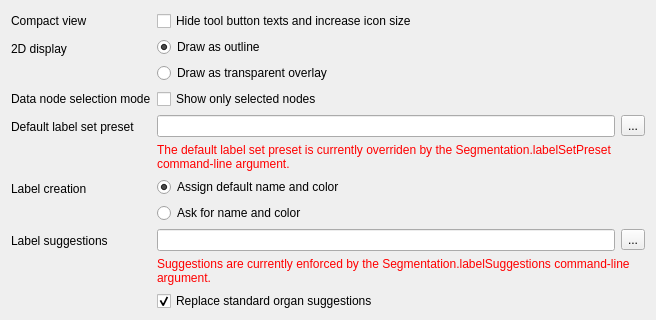
MITK/MITK, file Plugins/org.mitk.gui.qt.segmentation/src/QmitkSegmentationPreferencePageControls.ui: the form before one commit; both pictures show x 0 to 656 and y 0 to 320 of the 656 by 779 pixel window.
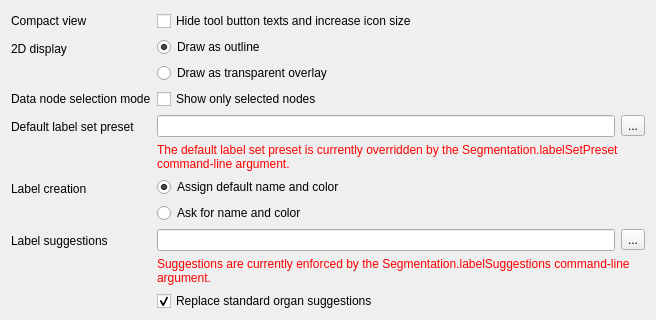
The form after the commit.

Diff of the .ui file:
```diff
--- a/Plugins/org.mitk.gui.qt.segmentation/src/QmitkSegmentationPreferencePageControls.ui
+++ b/Plugins/org.mitk.gui.qt.segmentation/src/QmitkSegmentationPreferencePageControls.ui
@@ -105,7 +105,7 @@
      <item row="1" column="0" colspan="2">
       <widget class="QLabel" name="labelSetPresetCmdLineArgLabel">
        <property name="text">
-        <string>&lt;html&gt;&lt;head/&gt;&lt;body&gt;&lt;p&gt;&lt;span style=&quot; color:#ff0000;&quot;&gt;The default label set preset is currently overriden by the &lt;/span&gt;&lt;span style=&quot; font-family:'Courier New'; color:#ff0000;&quot;&gt;Segmentation.labelSetPreset&lt;/span&gt;&lt;span style=&quot; color:#ff0000;&quot;&gt; command-line argument.&lt;/span&gt;&lt;/p&gt;&lt;/body&gt;&lt;/html&gt;</string>
+        <string>&lt;html&gt;&lt;head/&gt;&lt;body&gt;&lt;p&gt;&lt;span style=&quot; color:#ff0000;&quot;&gt;The default label set preset is currently overridden by the &lt;/span&gt;&lt;span style=&quot; font-family:'Courier New'; color:#ff0000;&quot;&gt;Segmentation.labelSetPreset&lt;/span&gt;&lt;span style=&quot; color:#ff0000;&quot;&gt; command-line argument.&lt;/span&gt;&lt;/p&gt;&lt;/body&gt;&lt;/html&gt;</string>
        </property>
        <property name="textFormat">
         <enum>Qt::RichText</enum>
```
